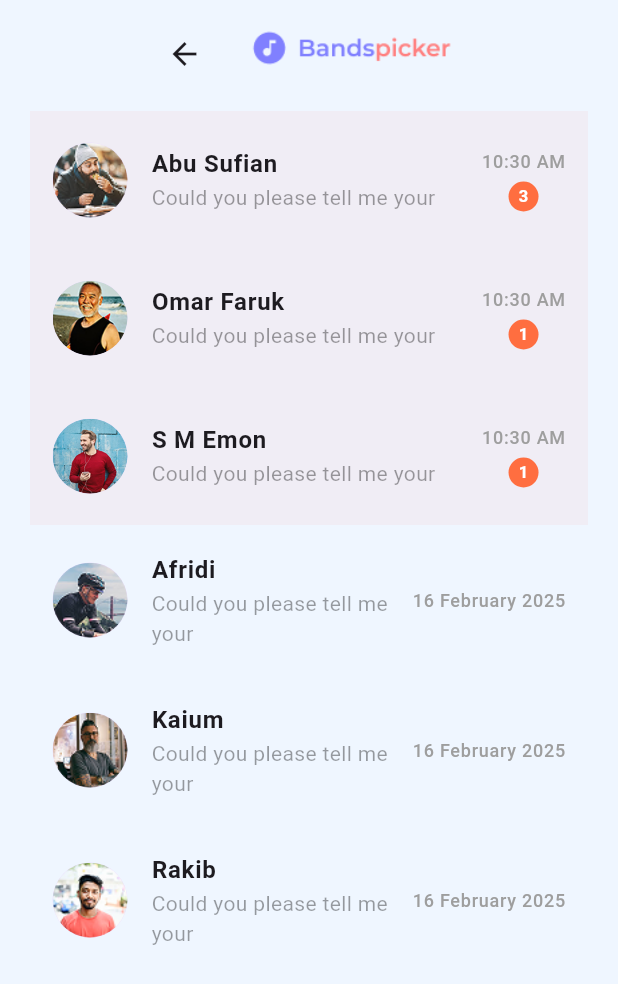
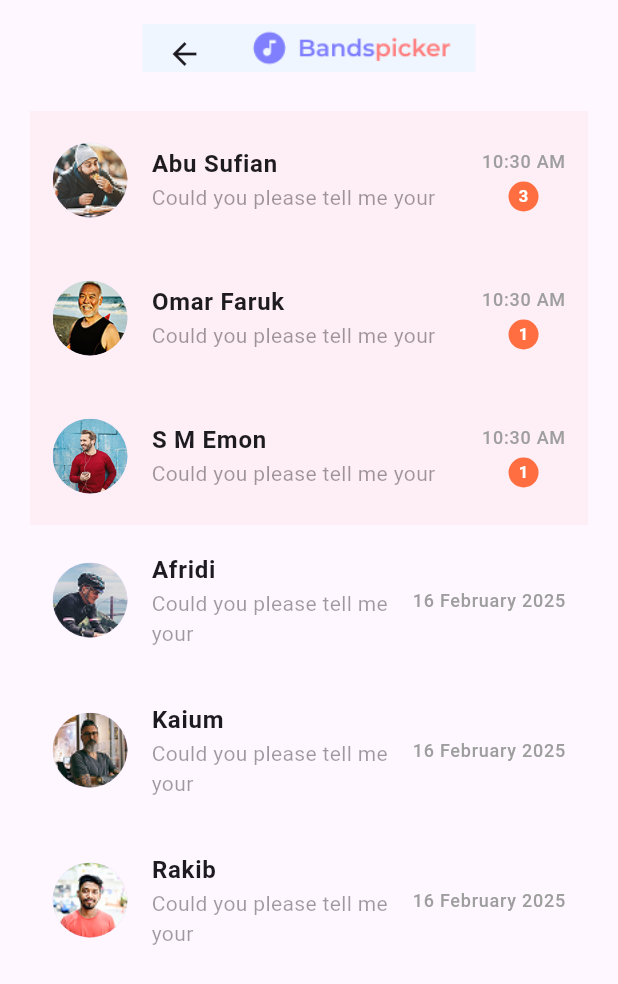
Before and after one commit to saimon7g/Bands_Picker_Project, a Flutter app: the MessagePage screen opened directly, on a phone screen of 412 x 824 dp. Shown: the top 984 px of the screen. Run offline on Flutter 3.47's test engine with Material 3 defaults, Android fonts, the light colour scheme and no system bars; our stand-ins replace flutter_svg, get.

Commit message:
controller & model updated

```diff
--- a/lib/ui/pages/message_module/data/inbox_model.dart
+++ b/lib/ui/pages/message_module/data/inbox_model.dart
@@ -1,4 +1,6 @@
 import 'package:intl/intl.dart';
+import 'package:flutter/material.dart'; //bcz i used appbar code here
+import 'package:bands_picker/ui/utils/constants/app_colors.dart';  //bcz i used appbar code here
 
 class ChatMessage {
   final String name;
@@ -41,3 +43,22 @@ class ChatMessage {
     };
   }
 }
+
+//creating appbar here
+class CustomAppBar extends StatelessWidget implements PreferredSizeWidget {
+  @override
+  Size get preferredSize => const Size(360, 64); // Set fixed height
+
+  @override
+  Widget build(BuildContext context) {
+    return Padding(
+      padding: const EdgeInsets.fromLTRB(95, 16, 95, 16),
+      child: AppBar(
+        centerTitle: true,
+        title: Image.asset("assets/images/appbarLogo.png"),
+        backgroundColor: AppColor.backgroundColor,
+        elevation: 0,
+      ),
+    );
+  }
+}
--- a/lib/ui/pages/message_module/screen/message_screen.dart
+++ b/lib/ui/pages/message_module/screen/message_screen.dart
@@ -2,86 +2,26 @@ import 'package:bands_picker/ui/utils/constants/app_colors.dart';
 import 'package:flutter/material.dart';
 import 'package:get/get.dart';
 import 'package:intl/intl.dart';
+import '../controllers/chat_controller.dart';
 import '../data/inbox_model.dart';
+import 'package:bands_picker/ui/utils/constants/date_helper.dart';
 
 
 class MessagePage extends StatelessWidget {
-  // Sample data list
-  final List<ChatMessage> messages = [
-    ChatMessage(
-      name: "Abu Sufian",
-      message: "Could you please tell me your",
-      dateTime: DateTime.now(),
-      notSeenMessageAmount: 3,
-      imagePath: 'assets/images/eattt.png',
-    ),
-    ChatMessage(
-      name: "Omar Faruk",
-      message: "Could you please tell me your",
-      dateTime: DateTime.now(),
-      notSeenMessageAmount: 1,
-      imagePath: 'assets/images/Elli5.png',
-    ),
-    ChatMessage(
-      name: "S M Emon",
-      message: "Could you please tell me your",
-      dateTime: DateTime.now(),
-      notSeenMessageAmount: 1,
-      imagePath: 'assets/images/Ellips.png',
-    ),
-    ChatMessage(
-      name: "Afridi",
-      message: "Could you please tell me your",
-      dateTime: DateTime.now(),
-      notSeenMessageAmount: 0, // No unread messages
-      imagePath: 'assets/images/human.png',
-    ),
-    ChatMessage(
-      name: "Kaium",
-      message: "Could you please tell me your",
-      dateTime: DateTime.now(),
-      notSeenMessageAmount: 0,
-      imagePath: 'assets/images/65.png',
-    ),
-    ChatMessage(
-      name: "Rakib",
-      message: "Could you please tell me your",
-      dateTime: DateTime.now(),
-      notSeenMessageAmount: 0,
-      imagePath: 'assets/images/Ellipsededd.png',
-    ),
-  ];
 
-  String formatDateTime(DateTime dateTime, bool isSeen) {
-    if (isSeen) {
-      return DateFormat('dd MMMM yyyy').format(dateTime); // Show date if seen
-    } else {
-      return DateFormat('h:mm a').format(dateTime); // Show time in AM/PM format if not seen
-    }
-  }
+  final ChatController chatController = Get.put(ChatController());
+
 
   @override
   Widget build(BuildContext context) {
     return Scaffold(
-      backgroundColor: AppColor.backgroundColor,
-      appBar: PreferredSize(
-        preferredSize: Size.fromHeight(64),
-        child: Padding(
-          padding: EdgeInsets.only(left: 95, right: 95, top: 16,bottom: 16),
-          child: AppBar(
-            centerTitle: true,
-            title: Image.asset("assets/images/appbarLogo.png", height: 32, width:170,),
-            backgroundColor: AppColor.backgroundColor,
-
-          ),
-        ),
-      ),
+      appBar: CustomAppBar(),
       body: Padding(
         padding: EdgeInsets.only(left: 20, right: 20, top: 10),
         child: ListView.builder(
-          itemCount: messages.length,
+          itemCount: chatController.messages.length,
           itemBuilder: (context, index) {
-            ChatMessage chat = messages[index];
+            ChatMessage chat = chatController.messages[index];
             bool isSeen = chat.notSeenMessageAmount == 0;
 
             return Column(
@@ -103,7 +43,7 @@ class MessagePage extends StatelessWidget {
                     mainAxisSize: MainAxisSize.min,
                     children: [
                       Text(
-                        formatDateTime(chat.dateTime ?? DateTime.now(), isSeen),
+                        DateHelper.formatDateTime(chat.dateTime ?? DateTime.now(), isSeen),
                         style: TextStyle(fontSize: 12, color: Colors.grey),
                       ),
                       if (chat.notSeenMessageAmount > 0) ...[
--- /dev/null
+++ b/lib/ui/utils/constants/date_helper.dart
@@ -0,0 +1,11 @@
+import 'package:intl/intl.dart';
+
+class DateHelper {
+  static String formatDateTime(DateTime dateTime, bool isSeen) {
+    if (isSeen) {
+      return DateFormat('dd MMMM yyyy').format(dateTime); // Show full date if seen
+    } else {
+      return DateFormat('h:mm a').format(dateTime); // Show time in AM/PM format if not seen
+    }
+  }
+}
```
Also changed, not shown: lib/ui/pages/account_module/screen/account_screen.dart (+2 -12 lines), lib/ui/pages/message_module/controllers/chat_controller.dart (added, +62 -0 lines).
